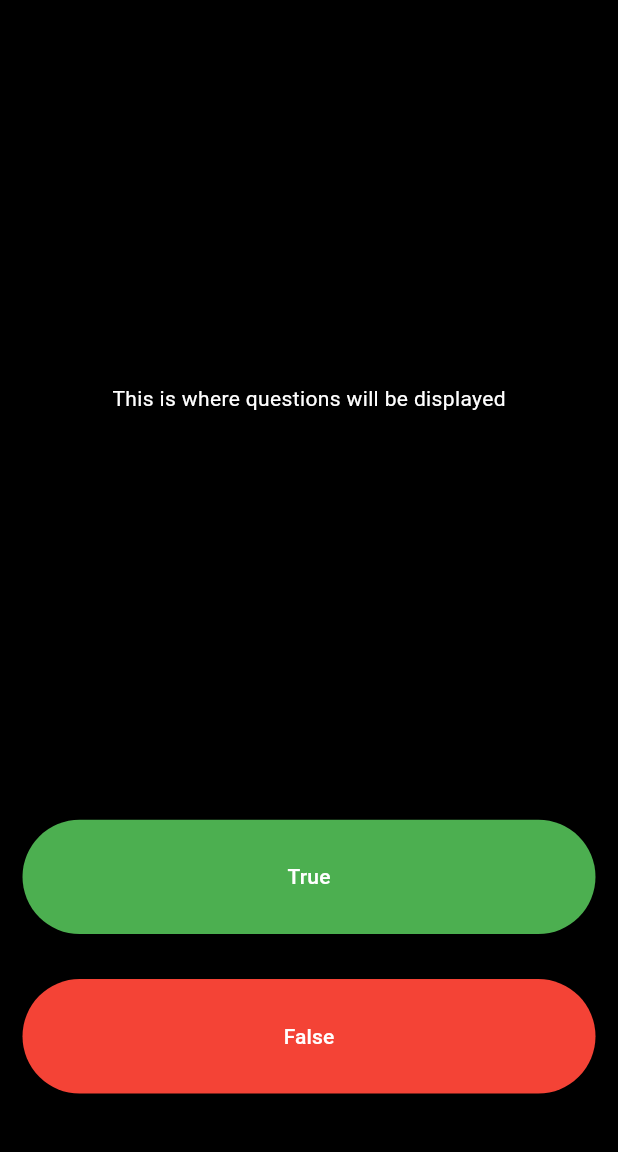
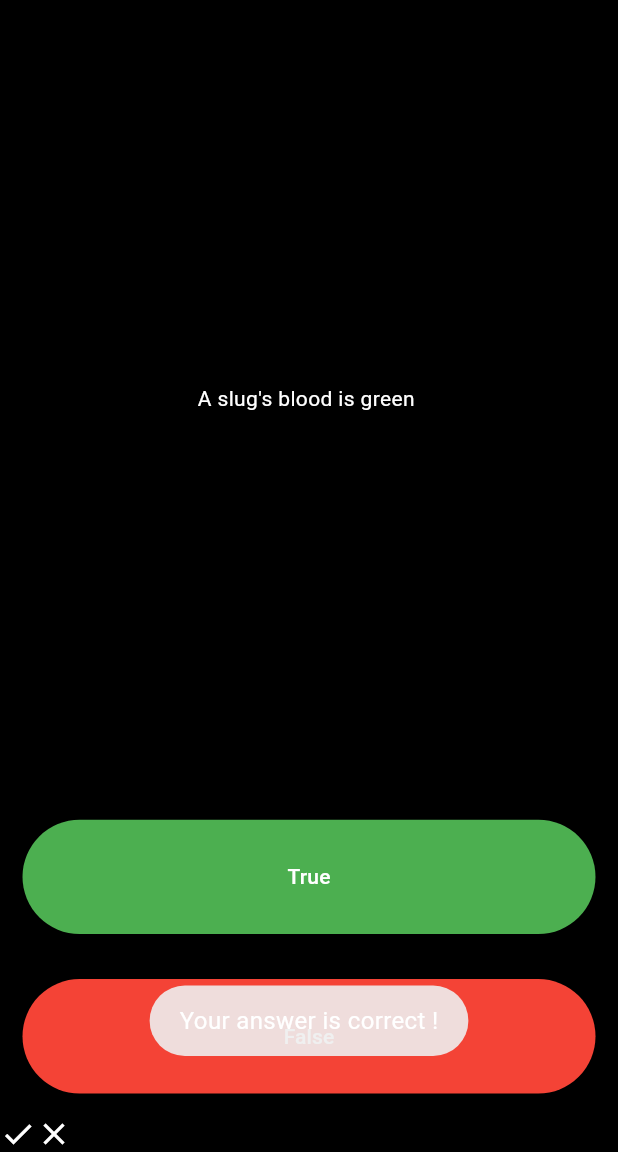
Before and after one commit to shrutiiiiin/quizzler, a Flutter app: the screen it shows after launch, after a tap on "True", after a tap on "False", on a phone screen of 412 x 824 dp, the part 84-1236 px from its top. Run offline on Flutter 3.47's test engine with Material 3 defaults, Android fonts, the phone set to English and light mode, and no system bars; our stand-ins replace fluttertoast.

Commit message:
inital commit#5

```diff
--- a/lib/main.dart
+++ b/lib/main.dart
@@ -1,4 +1,5 @@
 import 'package:flutter/material.dart';
+import 'package:fluttertoast/fluttertoast.dart';
 
 void main() {
   runApp(quiz());
@@ -34,9 +35,16 @@ class quizpage extends StatefulWidget {
 
 class _quizpageState extends State<quizpage> {
   List<Icon> scroekeeper = [
-    Icon(Icons.check),
-    Icon(Icons.close),
+    Icon(Icons.check, color: Colors.white),
+    Icon(Icons.close, color: Colors.white),
   ];
+  List<String> questions = [
+    'You can lead a cow down stairs but not upstairs',
+    'Approximatetly one quarter of human bones are in the feet',
+    'A slug\'s blood is green ',
+  ];
+  int questionNum = 0;
+  List<bool> answers = [false, true, true];
   @override
   Widget build(BuildContext context) {
     return Column(
@@ -49,7 +57,7 @@ class _quizpageState extends State<quizpage> {
             padding: const EdgeInsets.all(10.0),
             child: Center(
               child: Text(
-                'This is where questions will be displayed',
+                questions[questionNum],
                 style: TextStyle(color: Colors.white),
               ),
             ),
@@ -63,10 +71,25 @@ class _quizpageState extends State<quizpage> {
                 backgroundColor: Colors.green,
               ),
               onPressed: () {
+                bool correctans = answers[questionNum];
+
+                if (correctans == false) {
+                  Fluttertoast.showToast(
+                      msg: "Your answer is correct !",
+                      toastLength: Toast.LENGTH_SHORT,
+                      gravity: ToastGravity.SNACKBAR,
+                      textColor: Colors.white,
+                      fontSize: 16);
+                } else {
+                  Fluttertoast.showToast(
+                      msg: "WRONG ANSWER !",
+                      toastLength: Toast.LENGTH_SHORT,
+                      gravity: ToastGravity.SNACKBAR,
+                      textColor: Colors.white,
+                      fontSize: 16);
+                }
                 setState(() {
-                  scroekeeper.add(
-                    Icon(Icons.check),
-                  );
+                  questionNum++;
                 });
               },
               child: Text(
@@ -84,7 +107,26 @@ class _quizpageState extends State<quizpage> {
                 backgroundColor: Colors.red,
               ),
               onPressed: () {
-                setState(() {});
+                bool correctans = answers[questionNum];
+
+                if (correctans == true) {
+                  Fluttertoast.showToast(
+                      msg: "Your answer is correct !",
+                      toastLength: Toast.LENGTH_SHORT,
+                      gravity: ToastGravity.SNACKBAR,
+                      textColor: Colors.white,
+                      fontSize: 16);
+                } else {
+                  Fluttertoast.showToast(
+                      msg: "WRONG ANSWER !",
+                      toastLength: Toast.LENGTH_SHORT,
+                      gravity: ToastGravity.SNACKBAR,
+                      textColor: Colors.white,
+                      fontSize: 16);
+                }
+                setState(() {
+                  questionNum++;
+                });
               },
               child: Text(
                 'False',
--- a/pubspec.yaml
+++ b/pubspec.yaml
@@ -32,9 +32,12 @@ dependencies:
     sdk: flutter
 
 
+
   # The following adds the Cupertino Icons font to your application.
   # Use with the CupertinoIcons class for iOS style icons.
   cupertino_icons: ^1.0.2
+  fluttertoast: ^8.2.4
+
 
 dev_dependencies:
   flutter_test:
```
Also changed, not shown: pubspec.lock, 1 other file.
